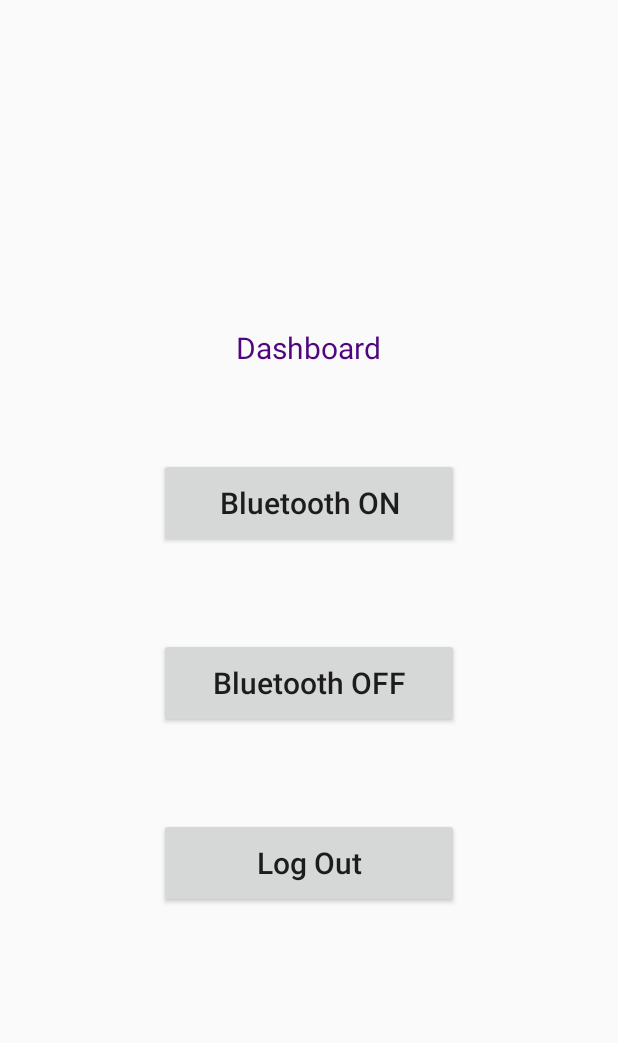
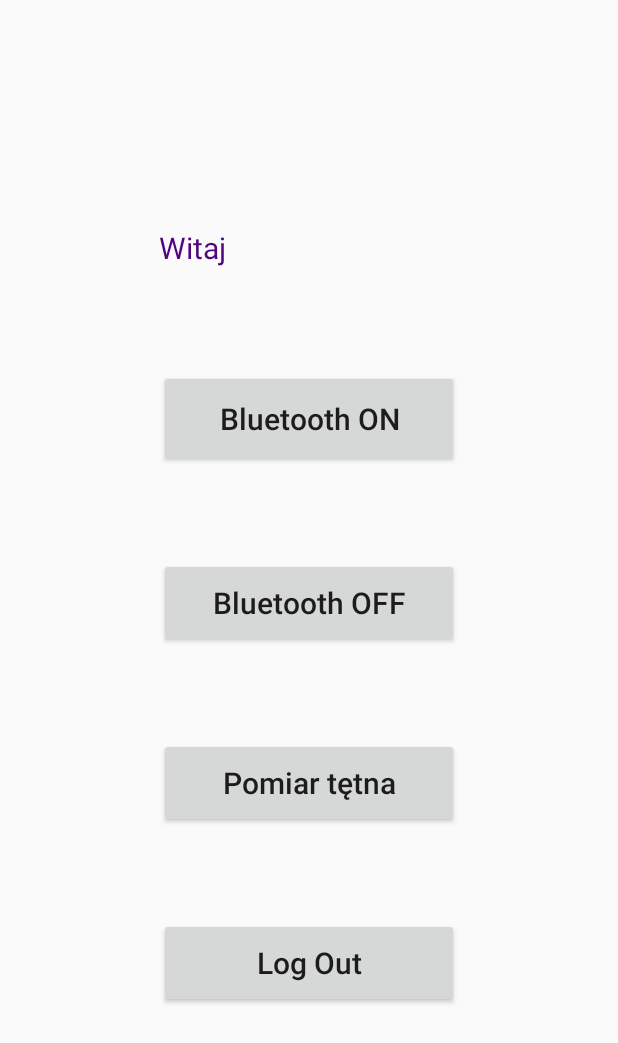
Before and after one commit to d0m1n1k4/e-HealthCare, an Android app: the DashboardActivity screen opened directly, with no data from a screen before it, on a phone screen of 412 x 824 dp. Shown: the top 1043 px of the screen. Run offline under Robolectric (Android 15) with nearby library versions, the phone set to English and light mode, and no system bars; our stand-ins replace Firebase (no records; nobody signed in at launch, a user with empty details on screens opened directly).

Commit message:
Dodanie nazwy użytkownika do Dashboardu głównego, utworzenie przycisku "Pomiar tętna"

```diff
--- a/app/src/main/java/com/example/auth/DashboardActivity.java
+++ b/app/src/main/java/com/example/auth/DashboardActivity.java
@@ -8,6 +8,9 @@ import android.os.Bundle;
 import android.view.View;
 import android.widget.Button;
 import android.widget.Toast;
+import com.google.firebase.auth.FirebaseAuth;
+import com.google.firebase.auth.FirebaseUser;
+import android.widget.TextView;
 
 
 import androidx.core.app.ActivityCompat;
@@ -16,6 +19,8 @@ import com.google.firebase.auth.FirebaseAuth;
 
 public class DashboardActivity extends Activity {
     private Button logout, btON, btOFF;
+
+    private TextView dashboardTextView;
     private BluetoothAdapter myBluetoothAdapter; //Deklaracja zmiennej myBluetoothAdapter do zarządzania funkcjami Bluetooth
 
     Intent btEnablingIntent; //Deklaracja zmiennej btEnablingIntent przechowującej intencję do włączenia Bluetooth.
@@ -27,6 +32,15 @@ public class DashboardActivity extends Activity {
         super.onCreate(savedInstanceState);
         setContentView(R.layout.dashboard);
 
+        dashboardTextView = findViewById(R.id.dashboardTextView);
+        // Pobranie nazwy użytkownika (człon przed "@") po zalogowaniu
+        FirebaseUser user = FirebaseAuth.getInstance().getCurrentUser();
+        String userEmail = user.getEmail();
+        String[] emailParts = userEmail.split("@");
+        String username = emailParts[0];
+        String welcomeText = "Witaj " + username;
+        dashboardTextView.setText(welcomeText);
+
         btON = (Button) findViewById(R.id.btON);
         btOFF = (Button) findViewById(R.id.btOFF);
         myBluetoothAdapter = BluetoothAdapter.getDefaultAdapter();
@@ -35,6 +49,7 @@ public class DashboardActivity extends Activity {
 
         bluetoothONMethod();
         bluetoothOFFMethod();
+
 
 
         logout = findViewById(R.id.logout);
@@ -46,6 +61,7 @@ public class DashboardActivity extends Activity {
                 startActivity(intent);
                 finish();
             }
+
 
         });
     }
--- a/app/src/main/res/layout/dashboard.xml
+++ b/app/src/main/res/layout/dashboard.xml
@@ -4,17 +4,19 @@
     android:layout_height="match_parent"
     android:orientation="vertical"
     android:gravity="center">
+
     <TextView
-        android:layout_width="wrap_content"
-        android:layout_height="wrap_content"
+        android:id="@+id/dashboardTextView"
+        android:layout_width="200dp"
+        android:layout_height="35dp"
+        android:layout_gravity="center_horizontal"
         android:textColor="#4E057E"
-        android:text="Dashboard"
-        android:textSize="20dp"/>
+        android:textSize="20dp" />
 
     <Button
         android:id="@+id/btON"
         android:layout_width="200dp"
-        android:layout_height="60dp"
+        android:layout_height="65dp"
         android:layout_marginTop="60dp"
         android:text="Bluetooth ON"
         android:textAllCaps="false"
@@ -30,6 +32,15 @@
         android:textAllCaps = "false"/>
 
     <Button
+        android:id="@+id/hrButton"
+        android:layout_width="200dp"
+        android:layout_height="60dp"
+        android:layout_marginTop="60dp"
+        android:text="Pomiar tętna"
+        android:textSize="20dp"
+        android:textAllCaps="false" />
+
+    <Button
         android:id="@+id/logout"
         android:layout_width="200dp"
         android:layout_height="60dp"
```
